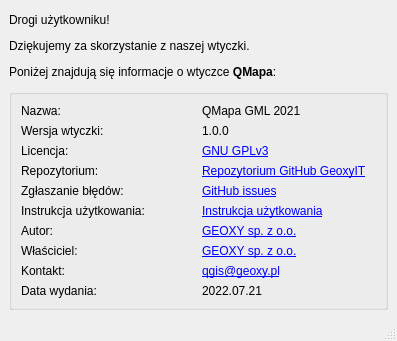
First picture: the form in ui/help.ui, repository geoxyIT/QMapa, before the edit.
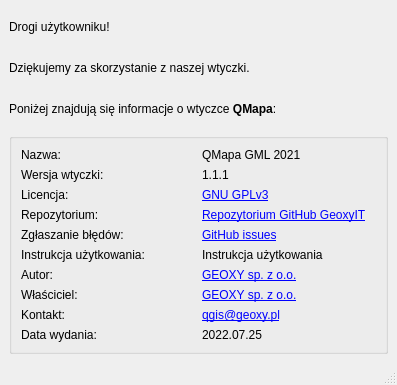
Second picture: the form after the edit. Icons and pictures are not drawn.

Diff of the .ui file:
```diff
--- a/ui/help.ui
+++ b/ui/help.ui
@@ -7,7 +7,7 @@
     <x>0</x>
     <y>0</y>
     <width>397</width>
-    <height>341</height>
+    <height>385</height>
    </rect>
   </property>
   <property name="windowTitle">
@@ -70,7 +70,7 @@
        <item row="1" column="1">
         <widget class="QLabel" name="label_8">
          <property name="text">
-          <string>1.0.0</string>
+          <string>1.1.1</string>
          </property>
         </widget>
        </item>
@@ -135,7 +135,7 @@
        <item row="5" column="1">
         <widget class="QLabel" name="label_15">
          <property name="text">
-          <string>&lt;html&gt;&lt;head/&gt;&lt;body&gt;&lt;p&gt;&lt;a href=&quot;https://github.com/geoxyIT/QMapa/blob/main/Instrukcja_uzytkowania_QMapa_GML_2021_1.0.0.pdf&quot;&gt;&lt;span style=&quot; text-decoration: underline; color:#0000ff;&quot;&gt;Instrukcja użytkowania&lt;/span&gt;&lt;/a&gt;&lt;/p&gt;&lt;/body&gt;&lt;/html&gt;</string>
+          <string>&lt;html&gt;&lt;head/&gt;&lt;body&gt;&lt;p&gt;&lt;a href=&quot;file:///Instrukcja_uzytkowania_QMapa_GML_2021_1.1.1.pdf&quot;&gt;&lt;span style=&quot; text-decoration: underline; color:#0000ff;&quot;&gt;Instrukcja użytkowania&lt;/span&gt;&lt;/a&gt;&lt;/p&gt;&lt;/body&gt;&lt;/html&gt;</string>
          </property>
          <property name="openExternalLinks">
           <bool>true</bool>
@@ -203,7 +203,7 @@
        <item row="9" column="1">
         <widget class="QLabel" name="label_23">
          <property name="text">
-          <string>2022.07.21</string>
+          <string>2022.07.25</string>
          </property>
         </widget>
        </item>
```
Left out of the diff: 2 changed lines with no effect on the pictures.
